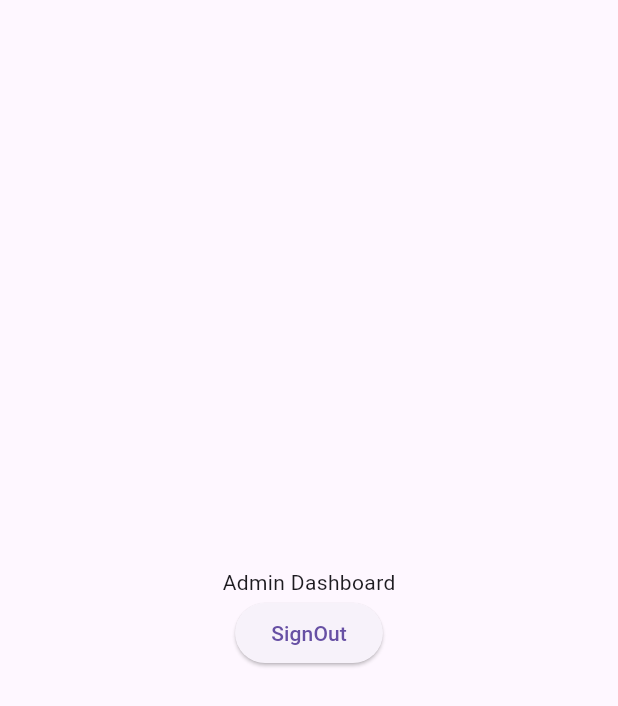
After one commit to Akshay-C-A/EduNetDemo, a Flutter app: the AdminDashboard screen opened directly, on a phone screen of 412 x 824 dp. The commit adds this screen. Shown: the top 706 px of the screen. Run offline on Flutter 3.47's test engine with Material 3 defaults, Android fonts, the phone set to English and light mode, and no system bars; our stand-ins replace cloud_firestore, firebase_auth, firebase_core, firebase_storage, flutter_spinkit, image_gallery_saver and 3 more; missing offline and left inert: firebase_app_check; accounts and stored records are empty; key blocks and very long unbroken strings in the code were emptied for the run.

Commit message:
Successfull in creating role based sign in

```diff
--- /dev/null
+++ b/edunetdemo/lib/admin/admin_dashboard.dart
@@ -0,0 +1,30 @@
+import 'package:firebase_auth/firebase_auth.dart';
+import 'package:flutter/material.dart';
+
+class AdminDashboard extends StatefulWidget {
+  const AdminDashboard({super.key});
+
+  @override
+  State<AdminDashboard> createState() => _AdminDashboardState();
+}
+
+class _AdminDashboardState extends State<AdminDashboard> {
+  @override
+  Widget build(BuildContext context) {
+    return Scaffold(
+      body: Center(
+        child: Column(
+          mainAxisAlignment: MainAxisAlignment.center,
+          children: [
+            Text('Admin Dashboard'),
+            ElevatedButton(
+                onPressed: () {
+                  FirebaseAuth.instance.signOut();
+                },
+                child: Text('SignOut'))
+          ],
+        ),
+      ),
+    );
+  }
+}
--- a/edunetdemo/lib/common_pages/student_page.dart
+++ b/edunetdemo/lib/common_pages/student_page.dart
@@ -1,6 +1,7 @@
 import 'package:cloud_firestore/cloud_firestore.dart';
 import 'package:edunetdemo/services/firestore.dart';
 import 'package:edunetdemo/student/student_post_card.dart';
+import 'package:firebase_auth/firebase_auth.dart';
 import 'package:flutter/material.dart';
 
 class StudentPage extends StatefulWidget {
@@ -19,8 +20,18 @@ class StudentPageState extends State<StudentPage> {
   Widget build(BuildContext context) {
     return Scaffold(
       body: Center(
-        child: Text('Posts from students will be shown here.'),
-      )
+        child: Column(
+          mainAxisAlignment: MainAxisAlignment.center,
+          children: [
+            Text('Student Dashboard'),
+            ElevatedButton(
+                onPressed: () {
+                  FirebaseAuth.instance.signOut();
+                },
+                child: Text('SignOut'))
+          ],
+        ),
+      ),
       // body: Text('Student Page'),
 
       // body: StreamBuilder<QuerySnapshot>(
```
Also changed, not shown: edunetdemo/lib/auth/login_check.dart (+112 -25 lines).
